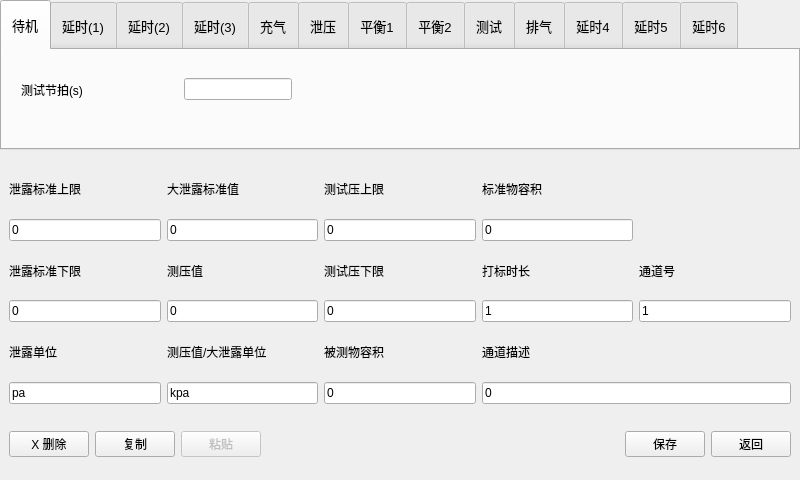
LEmbedder/widget-mcu, file formargssettings.ui: the form before one commit.
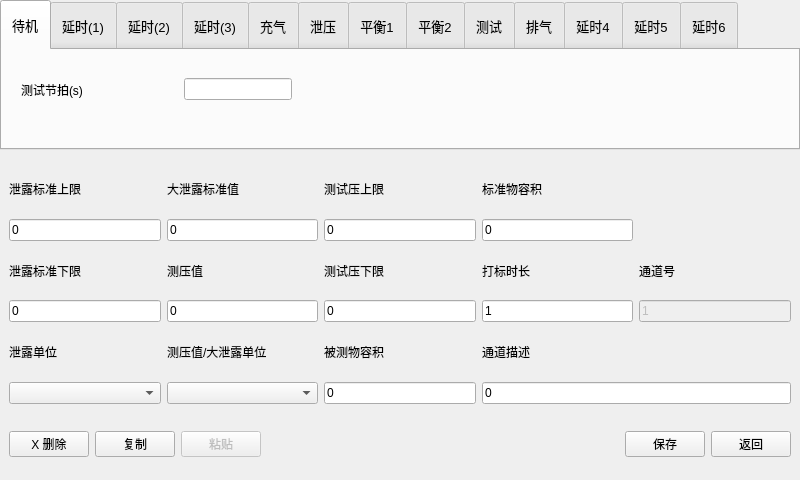
The form after the commit.

```diff
--- a/formargssettings.ui
+++ b/formargssettings.ui
@@ -1154,7 +1154,10 @@
          </widget>
         </item>
         <item>
-         <widget class="QLineEdit" name="lineEdit_14">
+         <widget class="QLineEdit" name="lineEdit_channelNumber">
+          <property name="enabled">
+           <bool>false</bool>
+          </property>
           <property name="text">
            <string>1</string>
           </property>
@@ -1172,11 +1175,7 @@
          </widget>
         </item>
         <item>
-         <widget class="QLineEdit" name="lineEdit_4">
-          <property name="text">
-           <string>pa</string>
-          </property>
-         </widget>
+         <widget class="QComboBox" name="comboBox_revealUnit"/>
         </item>
        </layout>
       </item>
@@ -1190,11 +1189,7 @@
          </widget>
         </item>
         <item>
-         <widget class="QLineEdit" name="lineEdit_7">
-          <property name="text">
-           <string>kpa</string>
-          </property>
-         </widget>
+         <widget class="QComboBox" name="comboBox_testPressureBigRevealUint"/>
         </item>
        </layout>
       </item>
```
Left out of the diff: 78 changed lines with no effect on the pictures.
